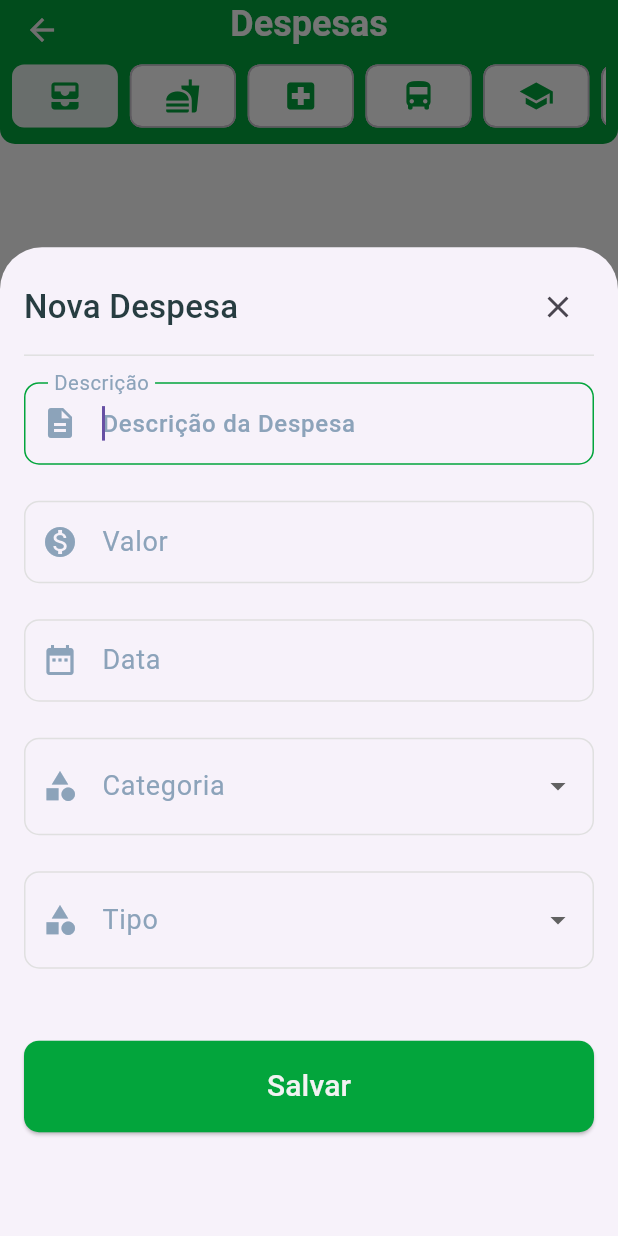
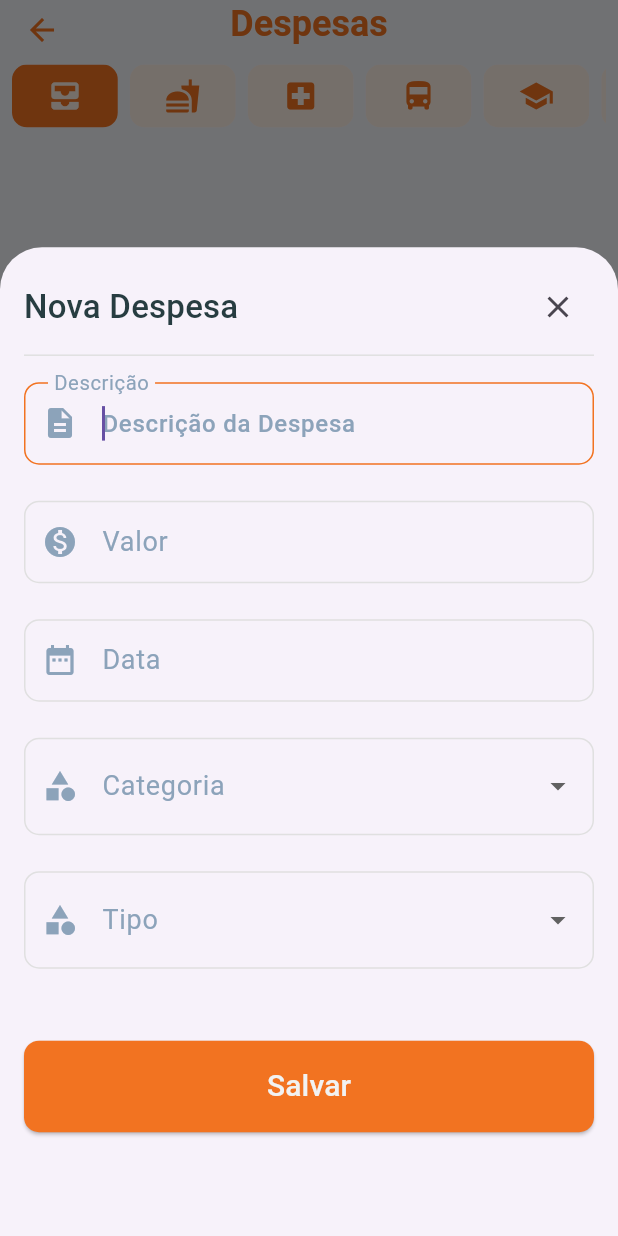
Before and after one commit to RochaGabriell/union, a Flutter app: the TransactionPage screen opened by its route, after a tap on the "add" icon, on a phone screen of 412 x 824 dp. Run offline on Flutter 3.47's test engine with Material 3 defaults, Android fonts, the light colour scheme and no system bars; our stand-ins replace cloud_firestore, connectivity_plus, firebase_auth, firebase_core, flutter_bloc, fpdart and 1 more; accounts and stored records are empty; generated files the repository leaves out were written again.

Commit message:
refactor: Atualiza design

```diff
--- a/lib/config/routes/router.dart
+++ b/lib/config/routes/router.dart
@@ -5,6 +5,7 @@ import 'package:flutter/material.dart';
 import 'package:union/features/finance_report/presentation/pages/finance_report.dart';
 import 'package:union/features/transaction/presentation/pages/transaction.dart';
 import 'package:union/features/navigation/presentation/pages/navigation.dart';
+import 'package:union/features/group/presentation/pages/group_detail.dart';
 import 'package:union/features/profile/presentation/pages/profile.dart';
 import 'package:union/features/splash/presentation/pages/splash.dart';
 import 'package:union/features/auth/presentation/pages/register.dart';
@@ -56,7 +57,8 @@ Route controller(RouteSettings settings) {
     case group:
       return MaterialPageRoute(builder: (_) => const GroupPage());
     case groupDetail:
-      return MaterialPageRoute(builder: (_) => const GroupPage());
+      final String groupId = settings.arguments as String;
+      return MaterialPageRoute(builder: (_) => GroupDetailPage(groupId: groupId));
 
     case transaction:
       return MaterialPageRoute(builder: (_) => const TransactionPage());
--- a/lib/core/themes/palette.dart
+++ b/lib/core/themes/palette.dart
@@ -2,26 +2,22 @@
 import 'package:flutter/material.dart';
 
 class Palette {
-  static const Color primary = Color.fromARGB(255, 3, 165, 60);
-  static const Color secondary = Color.fromARGB(255, 6, 189, 123);
-  static const Color background = Color.fromARGB(255, 255, 255, 255);
+  static const Color primary = Color.fromARGB(255, 242, 115, 33);
+  static const Color secondary = Color.fromARGB(255, 255, 243, 231);
+  static const Color background = Color.fromARGB(255, 245, 246, 250);
 
-  static const Color primaryDark = Color.fromARGB(255, 3, 165, 60);
-  static const Color secondaryDark = Color.fromRGBO(6, 189, 123, 1);
-  static const Color backgroundDark = Color.fromARGB(255, 39, 61, 65);
+  static const Color primaryDark = Color.fromARGB(255, 242, 115, 33);
+  static const Color secondaryDark = Color.fromARGB(255, 255, 243, 231);
+  static const Color backgroundDark = Color.fromARGB(255, 22, 22, 22);
 
   static const Map<int, Color> gradient = {
-    1: Color.fromRGBO(3, 165, 60, 1),
-    2: Color.fromRGBO(6, 189, 123, 1),
-    3: Color.fromRGBO(3, 165, 60, 1),
-    4: Color.fromRGBO(6, 189, 123, 1),
-    5: Color.fromRGBO(3, 165, 60, 1),
-    6: Color.fromRGBO(6, 189, 123, 1),
-    7: Color.fromRGBO(3, 165, 60, 1),
-    8: Color.fromRGBO(6, 189, 123, 1),
+    0: Color.fromARGB(255, 242, 115, 33),
+    1: Color.fromARGB(255, 255, 243, 231),
+    2: Color.fromARGB(255, 245, 246, 250),
+    3: Color.fromARGB(255, 22, 22, 22),
   };
 
-  static const Color black = Color.fromARGB(255, 39, 61, 65);
+  static const Color black = Color.fromARGB(255, 22, 22, 22);
   static const Color white = Color.fromARGB(255, 242, 242, 242);
   static const Color placeholder = Color.fromARGB(255, 255, 247, 255);
 
@@ -32,7 +28,7 @@ class Palette {
 
   static const Color border = Color.fromARGB(255, 224, 224, 224);
   static const Color shadow = Color.fromARGB(255, 0, 0, 0);
-  static const Color disabled = Color.fromARGB(255, 140, 163, 186);
+  static const Color disabled = Color.fromARGB(255, 255, 243, 231);
   static const Color divider = Color(0xFFe0e0e0);
 
   static const Color transparent = Color(0x00000000);
@@ -44,6 +40,6 @@ class Palette {
   static const Color textColor = Color.fromARGB(255, 39, 61, 65);
   static const Color textDarkColor = Color.fromARGB(255, 255, 255, 255);
 
-  static const Color textLinkColor = Color.fromARGB(255, 3, 165, 60);
+  static const Color textLinkColor = Color.fromARGB(255, 0, 122, 255);
   static const Color textDescriptionColor = Color.fromARGB(255, 140, 163, 186);
 }
--- a/lib/core/themes/theme.dart
+++ b/lib/core/themes/theme.dart
@@ -12,10 +12,15 @@ class CustomTheme {
     scaffoldBackgroundColor: Palette.background,
     // appBarTheme
     appBarTheme: const AppBarTheme(
-      backgroundColor: Palette.primary,
-      foregroundColor: Palette.white,
-      iconTheme: IconThemeData(color: Palette.white, size: 24),
-      titleTextStyle: TextStyle(fontSize: 24, fontWeight: FontWeight.bold),
+      scrolledUnderElevation: 0.0,
+      backgroundColor: Palette.background,
+      foregroundColor: Palette.primary,
+      iconTheme: IconThemeData(color: Palette.primary, size: 24),
+      titleTextStyle: TextStyle(
+        color: Palette.primary,
+        fontSize: 24,
+        fontWeight: FontWeight.bold,
+      ),
       shape: RoundedRectangleBorder(
         borderRadius: BorderRadius.only(
           bottomLeft: Radius.circular(10),
@@ -30,41 +35,48 @@ class CustomTheme {
       circularTrackColor: Palette.background,
     ),
     // ChoiceChipTheme
-    chipTheme: ChipThemeData(
+    chipTheme: const ChipThemeData(
       showCheckmark: false,
       selectedColor: Palette.primary,
-      backgroundColor: Palette.background,
-      secondarySelectedColor: Palette.primary.withOpacity(0.1),
-      labelStyle: const TextStyle(
+      backgroundColor: Palette.secondaryDark,
+      secondarySelectedColor: Palette.primary,
+      labelStyle: TextStyle(
         fontSize: 18,
-        color: Palette.textColor,
+        color: Palette.primary,
         fontWeight: FontWeight.bold,
       ),
-      secondaryLabelStyle: const TextStyle(color: Palette.primary),
-      padding: const EdgeInsets.symmetric(horizontal: 16, vertical: 8),
+      secondaryLabelStyle: TextStyle(color: Palette.secondary),
+      padding: EdgeInsets.symmetric(horizontal: 16, vertical: 8),
+      shape: RoundedRectangleBorder(
+        borderRadius: BorderRadius.all(Radius.circular(10)),
+        side: BorderSide(color: Palette.transparent),
+      ),
     ),
     // ListTileTheme
-    listTileTheme: const ListTileThemeData(
+    listTileTheme: ListTileThemeData(
+      shape: RoundedRectangleBorder(borderRadius: BorderRadius.circular(10)),
       tileColor: Palette.background,
       iconColor: Palette.textColor,
-      titleTextStyle: TextStyle(
+      titleTextStyle: const TextStyle(
         color: Palette.textColor,
         fontSize: 18,
         fontWeight: FontWeight.bold,
       ),
-      subtitleTextStyle: TextStyle(
+      subtitleTextStyle: const TextStyle(
         color: Palette.textDescriptionColor,
         fontSize: 16,
       ),
     ),
     // ExpansionTileTheme
     expansionTileTheme: ExpansionTileThemeData(
-      backgroundColor: Palette.primary.withOpacity(0.1),
       iconColor: Palette.textColor,
       textColor: Palette.textColor,
-      collapsedBackgroundColor: Palette.background,
       collapsedIconColor: Palette.textColor,
       collapsedTextColor: Palette.textColor,
+      shape: RoundedRectangleBorder(
+        borderRadius: BorderRadius.circular(10),
+        side: const BorderSide(color: Palette.divider, width: 1),
+      ),
     ),
     // FloatingActionButtonThemeData
     floatingActionButtonTheme: const FloatingActionButtonThemeData(
@@ -81,15 +93,15 @@ class CustomTheme {
       indicatorColor: Palette.transparent,
       labelTextStyle: const WidgetStatePropertyAll(
         TextStyle(
-          color: Palette.white,
+          color: Palette.primary,
           fontSize: 16,
           fontWeight: FontWeight.bold,
         ),
       ),
       iconTheme: const WidgetStatePropertyAll(
-        IconThemeData(color: Palette.white, size: 24),
+        IconThemeData(color: Palette.primary, size: 24),
       ),
-      backgroundColor: Palette.primary,
+      backgroundColor: Palette.background,
       labelBehavior: NavigationDestinationLabelBehavior.onlyShowSelected,
     ),
     // textTheme
@@ -146,10 +158,15 @@ class CustomTheme {
     scaffoldBackgroundColor: Palette.backgroundDark,
     // appBarTheme
     appBarTheme: const AppBarTheme(
-      backgroundColor: Palette.primaryDark,
-      foregroundColor: Palette.white,
-      iconTheme: IconThemeData(color: Palette.white, size: 24),
-      titleTextStyle: TextStyle(fontSize: 24, fontWeight: FontWeight.bold),
+      scrolledUnderElevation: 0.0,
+      backgroundColor: Palette.backgroundDark,
+      foregroundColor: Palette.primaryDark,
+      iconTheme: IconThemeData(color: Palette.primaryDark, size: 24),
+      titleTextStyle: TextStyle(
+        color: Palette.primary,
+        fontSize: 24,
+        fontWeight: FontWeight.bold,
+      ),
       shape: RoundedRectangleBorder(
         borderRadius: BorderRadius.only(
           bottomLeft: Radius.circular(10),
@@ -164,41 +181,48 @@ class CustomTheme {
       circularTrackColor: Palette.backgroundDark,
     ),
     // ChoiceChipTheme
-    chipTheme: ChipThemeData(
+    chipTheme: const ChipThemeData(
       showCheckmark: false,
       selectedColor: Palette.primaryDark,
-      backgroundColor: Palette.backgroundDark,
-      secondarySelectedColor: Palette.primaryDark.withOpacity(0.1),
-      labelStyle: const TextStyle(
+      backgroundColor: Palette.secondaryDark,
+      secondarySelectedColor: Palette.primaryDark,
+      labelStyle: TextStyle(
         fontSize: 18,
+        color: Palette.primaryDark,
         fontWeight: FontWeight.bold,
-        color: Palette.textDarkColor,
       ),
-      secondaryLabelStyle: const TextStyle(color: Palette.primaryDark),
-      padding: const EdgeInsets.symmetric(horizontal: 16, vertical: 8),
+      secondaryLabelStyle: TextStyle(color: Palette.secondary),
+      padding: EdgeInsets.symmetric(horizontal: 16, vertical: 8),
+      shape: RoundedRectangleBorder(
+        borderRadius: BorderRadius.all(Radius.circular(10)),
+        side: BorderSide(color: Palette.transparent),
+      ),
     ),
     // ListTileTheme
-    listTileTheme: const ListTileThemeData(
+    listTileTheme: ListTileThemeData(
+      shape: RoundedRectangleBorder(borderRadius: BorderRadius.circular(10)),
       tileColor: Palette.backgroundDark,
       iconColor: Palette.textDarkColor,
-      titleTextStyle: TextStyle(
+      titleTextStyle: const TextStyle(
         color: Palette.textDarkColor,
         fontSize: 18,
         fontWeight: FontWeight.bold,
       ),
-      subtitleTextStyle: TextStyle(
+      subtitleTextStyle: const TextStyle(
         color: Palette.textDescriptionColor,
         fontSize: 16,
       ),
     ),
     // ExpansionTileTheme
     expansionTileTheme: ExpansionTileThemeData(
-      backgroundColor: Palette.primaryDark.withOpacity(0.1),
       iconColor: Palette.textDarkColor,
       textColor: Palette.textDarkColor,
-      collapsedBackgroundColor: Palette.backgroundDark,
       collapsedIconColor: Palette.textDarkColor,
       collapsedTextColor: Palette.textDarkColor,
+      shape: RoundedRectangleBorder(
+        borderRadius: BorderRadius.circular(10),
+        side: const BorderSide(color: Palette.divider, width: 1),
+      ),
     ),
     // FloatingActionButtonThemeData
     floatingActionButtonTheme: const FloatingActionButtonThemeData(
@@ -215,15 +239,15 @@ class CustomTheme {
       indicatorColor: Palette.transparent,
       labelTextStyle: const WidgetStatePropertyAll(
         TextStyle(
-          color: Palette.white,
+          color: Palette.primaryDark,
           fontSize: 16,
           fontWeight: FontWeight.bold,
         ),
       ),
       iconTheme: const WidgetStatePropertyAll(
-        IconThemeData(color: Palette.white, size: 24),
+        IconThemeData(color: Palette.primaryDark, size: 24),
       ),
-      backgroundColor: Palette.primaryDark,
+      backgroundColor: Palette.white,
       labelBehavior: NavigationDestinationLabelBehavior.onlyShowSelected,
     ),
     // textTheme
--- a/lib/features/group/presentation/pages/group.dart
+++ b/lib/features/group/presentation/pages/group.dart
@@ -2,17 +2,20 @@
 import 'package:flutter_bloc/flutter_bloc.dart';
 import 'package:flutter/material.dart';
 import 'package:union/core/themes/palette.dart';
+
+/* Core Imports */
+import 'package:union/core/common/cubit/user/user_cubit.dart';
+import 'package:union/core/common/widgets/form_header.dart';
+import 'package:union/core/utils/show_dialog.dart';
+import 'package:union/core/enums/alert_type.dart';
+import 'package:union/core/utils/injections.dart';
+import 'package:union/config/routes/router.dart' as routes;
 
 /* Project Imports */
 import 'package:union/features/group/presentation/widgets/form/group_form.dart';
 import 'package:union/features/group/presentation/widgets/group_app_bar.dart';
 import 'package:union/features/group/presentation/bloc/group_bloc.dart';
 import 'package:union/features/group/domain/entities/group_entity.dart';
-import 'package:union/core/common/cubit/user/user_cubit.dart';
-import 'package:union/core/common/widgets/form_header.dart';
-import 'package:union/core/utils/show_dialog.dart';
-import 'package:union/core/enums/alert_type.dart';
-import 'package:union/core/utils/injections.dart';
 
 class GroupPage extends StatefulWidget {
   const GroupPage({super.key});
@@ -106,12 +109,27 @@ class _GroupPageState extends State<GroupPage> {
 
   Widget _buildGroupList(List<GroupEntity> groups) {
     final List<GroupEntity> filteredGroups = _filterGroups(groups);
-    return ListView.builder(
+    return Padding(
+      padding: const EdgeInsets.all(8.0),
+      child: ListView.builder(
         itemCount: filteredGroups.length,
         itemBuilder: (context, index) {
           final group = filteredGroups[index];
-        return ListTile(
-          splashColor: Palette.primary.withOpacity(0.1),
+          return Container(
+            decoration: BoxDecoration(
+              color: Colors.white,
+              borderRadius: BorderRadius.circular(10),
+              boxShadow: [
+                BoxShadow(
+                  color: Colors.grey.withOpacity(0.2),
+                  blurRadius: 5,
+                  offset: const Offset(0, 3),
+                ),
+              ],
+            ),
+            margin: const EdgeInsets.only(bottom: 8),
+            child: ListTile(
+              splashColor: Palette.secondary,
               leading: const CircleAvatar(
                 backgroundColor: Palette.primary,
                 child: Icon(Icons.group, color: Colors.white),
@@ -123,9 +141,17 @@ class _GroupPageState extends State<GroupPage> {
                 overflow: TextOverflow.ellipsis,
               ),
               trailing: const Icon(Icons.arrow_forward_ios),
-          onTap: () {},
+              onTap: () {
+                Navigator.pushNamed(
+                  context,
+                  routes.groupDetail,
+                  arguments: group.id,
                 );
               },
+            ),
+          );
+        },
+      ),
     );
   }
 
--- /dev/null
+++ b/lib/features/group/presentation/pages/group_detail.dart
@@ -0,0 +1,34 @@
+/* Flutter Imports */
+import 'package:flutter_bloc/flutter_bloc.dart';
+import 'package:flutter/material.dart';
+
+/* Core Imports */
+
+/* Project Imports */
+
+class GroupDetailPage extends StatefulWidget {
+  final String groupId;
+
+  const GroupDetailPage({
+    super.key,
+    required this.groupId,
+  });
+
+  @override
+  State<GroupDetailPage> createState() => _GroupDetailPageState();
+}
+
+class _GroupDetailPageState extends State<GroupDetailPage> {
+  @override
+  Widget build(BuildContext context) {
+    return Scaffold(
+      appBar: AppBar(
+        centerTitle: true,
+        title: const Text('Detalhes do Grupo'),
+      ),
+      body: const Center(
+        child: Text('Detalhes do Grupo'),
+      ),
+    );
+  }
+}
--- a/lib/features/group/presentation/widgets/group_app_bar.dart
+++ b/lib/features/group/presentation/widgets/group_app_bar.dart
@@ -19,7 +19,6 @@ class GroupAppBar extends StatelessWidget implements PreferredSizeWidget {
   @override
   Widget build(BuildContext context) {
     return AppBar(
-      scrolledUnderElevation: 0.0,
       title: const Text('Grupos'),
       actions: [
         IconButton(
--- a/lib/features/transaction/presentation/pages/transaction.dart
+++ b/lib/features/transaction/presentation/pages/transaction.dart
@@ -104,7 +104,9 @@ class _TransactionPageState extends State<TransactionPage> {
       itemCount: filteredTransactions.length,
       itemBuilder: (context, index) {
         final group = filteredTransactions[index];
-        return ExpansionTile(
+        return Padding(
+          padding: const EdgeInsets.all(8.0),
+          child: ExpansionTile(
             leading: CircleAvatar(
               backgroundColor: Palette.primary,
               child: _buildIcon(group.category.name),
@@ -115,17 +117,29 @@ class _TransactionPageState extends State<TransactionPage> {
             ),
             trailing: Text(_formatValue(group.value)),
             children: [
-            ListTile(
+              Container(
+                decoration: BoxDecoration(
+                  color: Colors.white,
+                  borderRadius: BorderRadius.circular(10),
+                  boxShadow: [
+                    BoxShadow(
+                      color: Colors.grey.withOpacity(0.2),
+                      blurRadius: 5,
+                      offset: const Offset(0, 3),
+                    ),
+                  ],
+                ),
+                child: ListTile(
                   title: Text('Valor: ${_formatValue(group.value)}'),
                   subtitle: Text('Data: ${_formatDate(group.date)}'),
                   contentPadding: const EdgeInsets.only(left: 16, right: 8),
                   trailing: Row(
                     mainAxisSize: MainAxisSize.min,
                     children: [
-                  IconButton(
-                    icon: const Icon(Icons.edit),
-                    onPressed: () => _showGroupForm(context),
-                  ),
+                      // IconButton(
+                      //   icon: const Icon(Icons.edit),
+                      //   onPressed: () => _showGroupForm(context),
+                      // ),
                       IconButton(
                         icon: const Icon(Icons.delete),
                         onPressed: () {
@@ -139,8 +153,10 @@ class _TransactionPageState extends State<TransactionPage> {
                     ],
                   ),
                 ),
+              ),
             ],
             // onTap: () {},
+          ),
         );
       },
     );
--- a/lib/features/transaction/presentation/widgets/transaction_app_bar.dart
+++ b/lib/features/transaction/presentation/widgets/transaction_app_bar.dart
@@ -51,32 +51,34 @@ class TransactionAppBar extends StatelessWidget implements PreferredSizeWidget {
 
   ChoiceChip _buildChoiceChip(String label, int value) {
     return ChoiceChip(
-      label: _buildIcon(label),
+      label: _buildIcon(label, value),
       selected: filterSelected == value,
       onSelected: (selected) => onFilterChange(value),
     );
   }
 
-  Icon _buildIcon(String filter) {
+  Icon _buildIcon(String filter, int value) {
+    final color = filterSelected == value ? Palette.secondary : Palette.primary;
+
     switch (filter) {
       case 'todos':
-        return const Icon(Icons.all_inbox, color: Palette.primary);
+        return Icon(Icons.all_inbox, color: color);
       case 'alimentacao':
-        return const Icon(Icons.fastfood, color: Palette.primary);
+        return Icon(Icons.fastfood, color: color);
       case 'transporte':
-        return const Icon(Icons.directions_bus, color: Palette.primary);
+        return Icon(Icons.directions_bus, color: color);
       case 'saude':
-        return const Icon(Icons.local_hospital, color: Palette.primary);
+        return Icon(Icons.local_hospital, color: color);
       case 'educacao':
-        return const Icon(Icons.school, color: Palette.primary);
+        return Icon(Icons.school, color: color);
       case 'lazer':
-        return const Icon(Icons.sports_esports, color: Palette.primary);
+        return Icon(Icons.sports_esports, color: color);
       case 'moradia':
-        return const Icon(Icons.home, color: Palette.primary);
+        return Icon(Icons.home, color: color);
       case 'outros':
-        return const Icon(Icons.more_horiz, color: Palette.primary);
+        return Icon(Icons.more_horiz, color: color);
       default:
-        return const Icon(Icons.more_horiz, color: Palette.primary);
+        return Icon(Icons.more_horiz, color: color);
     }
   }
 
```
Also changed, not shown: assets/icon/icon-dark.png, assets/icon/icon-light.png, 41 other files. Lines whose indentation alone changed are shown as unchanged.
